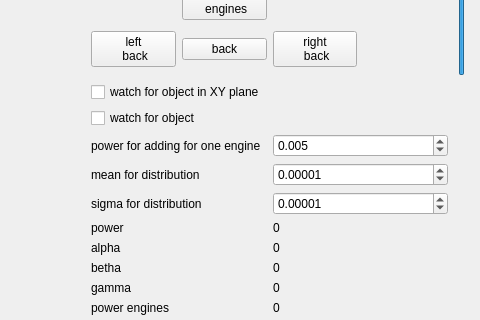
Before: the Qt Designer form mainwindow.ui in artthirt/glsamp, drawn with Qt 5; both pictures show x 672 to 1152 and y 162 to 482 of the 1152 by 721 pixel window.
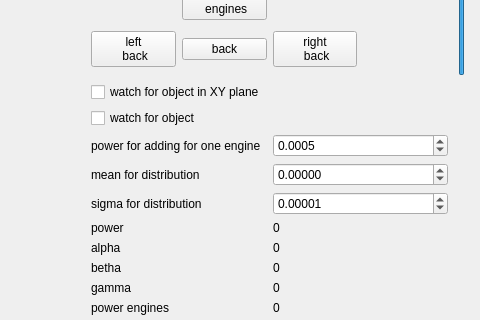
After: the same form once the commit is applied. Custom widgets are drawn as their Qt base class.

Patch:
```diff
--- a/mainwindow.ui
+++ b/mainwindow.ui
@@ -292,7 +292,7 @@
        <item row="0" column="1">
         <widget class="QDoubleSpinBox" name="dsb_power">
          <property name="decimals">
-          <number>3</number>
+          <number>4</number>
          </property>
          <property name="minimum">
           <double>-99.989999999999995</double>
@@ -301,7 +301,7 @@
           <double>0.001000000000000</double>
          </property>
          <property name="value">
-          <double>0.005000000000000</double>
+          <double>0.000500000000000</double>
          </property>
         </widget>
        </item>
@@ -331,7 +331,7 @@
           <double>0.000010000000000</double>
          </property>
          <property name="value">
-          <double>0.000010000000000</double>
+          <double>0.000000000000000</double>
          </property>
         </widget>
        </item>
```
